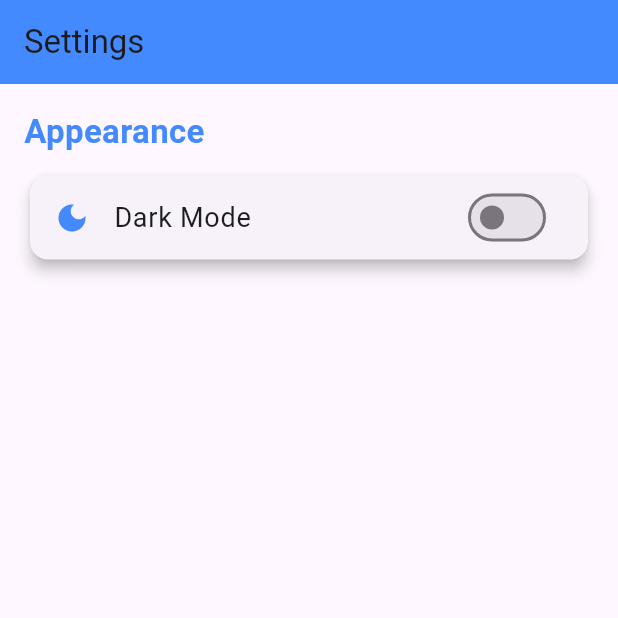
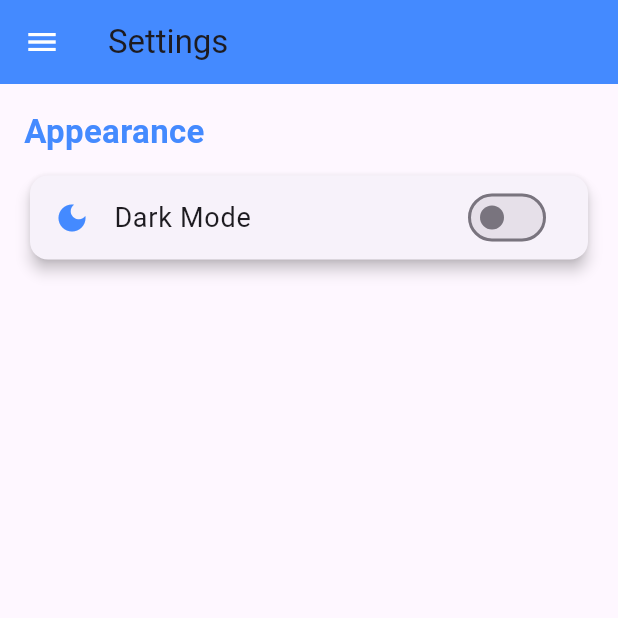
Before and after one commit to turzo1061/tracker_sheet_problems-solved, a Flutter app: the screen it shows after launch, on a phone screen of 412 x 824 dp, the top half of it. Run offline on Flutter 3.47's test engine with Material 3 defaults, Android fonts, the light colour scheme and no system bars.

Commit message:
Problem19

```diff
--- a/tracker_sheet_problems-ec3a87df2a65eda53dead0899a1bc8a41b5bae18/lib/main.dart
+++ b/tracker_sheet_problems-ec3a87df2a65eda53dead0899a1bc8a41b5bae18/lib/main.dart
@@ -51,11 +51,35 @@ class _MyAppState extends State<MyApp> with SingleTickerProviderStateMixin {
   }
 }
 
-class SettingsScreen extends StatelessWidget {
+class SettingsScreen extends StatefulWidget {
   final bool isDarkMode;
   final Function(bool) onToggleDarkMode;
 
   SettingsScreen({required this.isDarkMode, required this.onToggleDarkMode});
+
+  @override
+  _SettingsScreenState createState() => _SettingsScreenState();
+}
+
+class _SettingsScreenState extends State<SettingsScreen> with SingleTickerProviderStateMixin {
+  late AnimationController _drawerController;
+
+  @override
+  void initState() {
+    super.initState();
+    _drawerController = AnimationController(
+      duration: Duration(milliseconds: 400),
+      vsync: this,
+    );
+  }
+
+  void _toggleDrawer() {
+    if (_drawerController.status == AnimationStatus.completed) {
+      _drawerController.reverse();
+    } else {
+      _drawerController.forward();
+    }
+  }
 
   @override
   Widget build(BuildContext context) {
@@ -63,8 +87,14 @@ class SettingsScreen extends StatelessWidget {
       appBar: AppBar(
         title: Text('Settings'),
         backgroundColor: Colors.blueAccent,
+        leading: IconButton(
+          icon: Icon(Icons.menu, color: Colors.white),
+          onPressed: _toggleDrawer,
         ),
-      body: Padding(
+      ),
+      body: Stack(
+        children: [
+          Padding(
             padding: const EdgeInsets.all(16.0),
             child: Column(
               crossAxisAlignment: CrossAxisAlignment.start,
@@ -81,8 +111,8 @@ class SettingsScreen extends StatelessWidget {
                     leading: Icon(Icons.dark_mode, color: Colors.blueAccent),
                     title: Text('Dark Mode', style: TextStyle(fontSize: 18)),
                     trailing: Switch(
-                  value: isDarkMode,
-                  onChanged: onToggleDarkMode,
+                      value: widget.isDarkMode,
+                      onChanged: widget.onToggleDarkMode,
                       activeColor: Colors.blueAccent,
                     ),
                   ),
@@ -90,6 +120,48 @@ class SettingsScreen extends StatelessWidget {
               ],
             ),
           ),
+          AnimatedBuilder(
+            animation: _drawerController,
+            builder: (context, child) {
+              return Transform.translate(
+                offset: Offset(-MediaQuery.of(context).size.width * (1 - _drawerController.value), 0),
+                child: SizedBox(
+                  width: MediaQuery.of(context).size.width * 0.75,
+                  child: Drawer(
+                    child: ListView(
+                      padding: EdgeInsets.zero,
+                      children: [
+                        DrawerHeader(
+                          decoration: BoxDecoration(color: Colors.blueAccent),
+                          child: Text(
+                            'Menu',
+                            style: TextStyle(color: Colors.white, fontSize: 24),
+                          ),
+                        ),
+                        ListTile(
+                          leading: Icon(Icons.home),
+                          title: Text('Home'),
+                          onTap: () {},
+                        ),
+                        ListTile(
+                          leading: Icon(Icons.settings),
+                          title: Text('Settings'),
+                          onTap: () {},
+                        ),
+                        ListTile(
+                          leading: Icon(Icons.logout),
+                          title: Text('Logout'),
+                          onTap: () {},
+                        ),
+                      ],
+                    ),
+                  ),
+                ),
+              );
+            },
+          ),
+        ],
+      ),
     );
   }
 }
```
Lines whose indentation alone changed are shown as unchanged.
